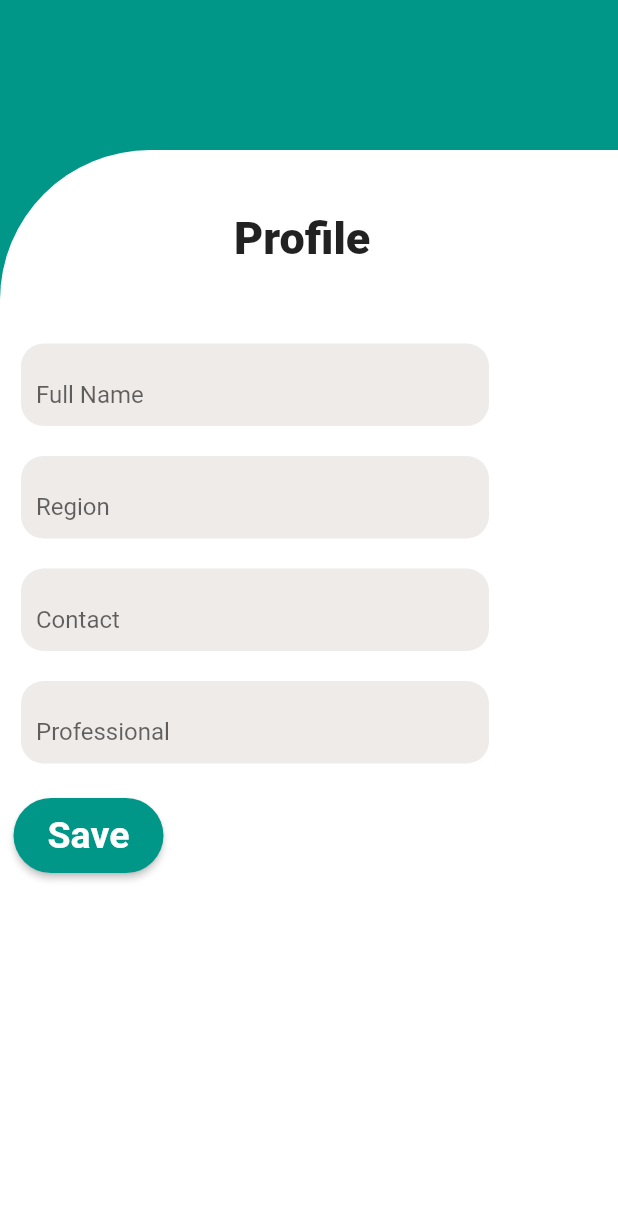
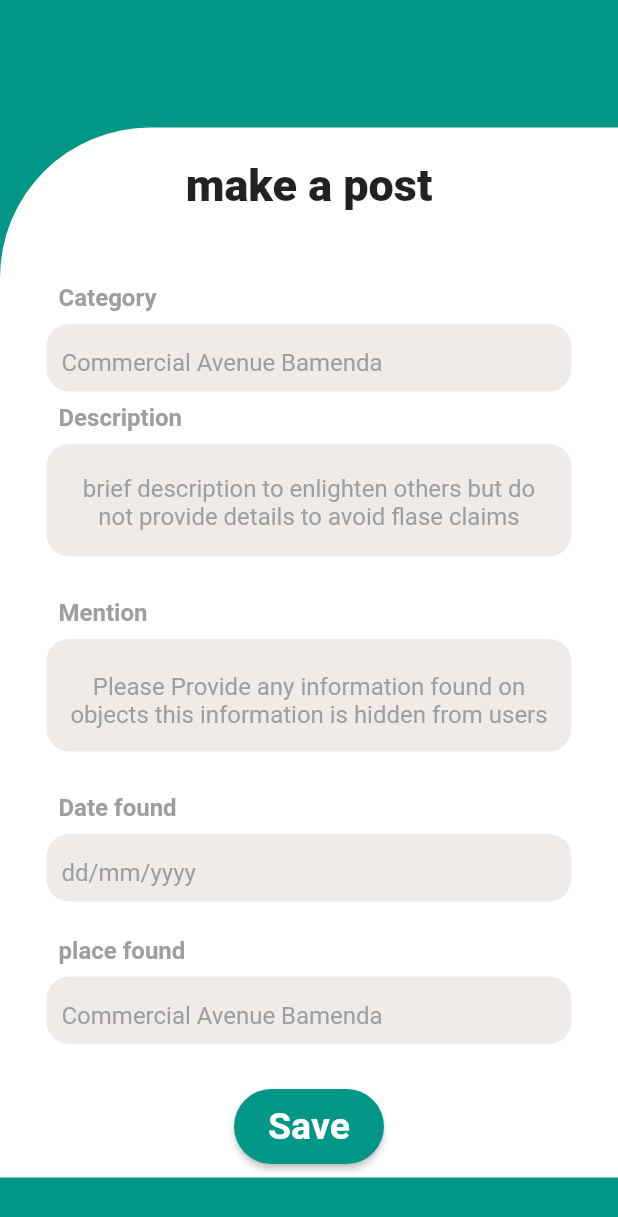
Before and after one commit to Nicodona/ifind_frontend, a Flutter app: the screen it shows after launch, on a phone screen of 412 x 824 dp. Shown: the top 1217 px of the screen. Run offline on Flutter 3.47's test engine with Material 2 defaults, Android fonts, the phone set to English and light mode, and no system bars.

Commit message:
added a new files

```diff
--- a/lib/main.dart
+++ b/lib/main.dart
@@ -2,6 +2,7 @@ import 'package:flutter/material.dart';
 import 'package:ifind_backend/authscreens/login.dart';
 import 'package:ifind_backend/authscreens/signup.dart';
 import 'package:ifind_backend/authscreens/landing.dart';
+import 'package:ifind_backend/screens/postItem.dart';
 import 'package:ifind_backend/screens/profile_upload.dart';
 
 void main() {
@@ -10,9 +11,10 @@ void main() {
     initialRoute: '/',
     routes: {
       '/login': (context) => Login(),
-      '/land': (context) => Landing(),
-      '/': (context) => Profile(),
+      '/landing': (context) => Landing(),
+      '/profile': (context) => Profile(),
       '/signup': (context) => Signup(),
+      '/': (context) => Post(),
 
     },
   ));
--- /dev/null
+++ b/lib/screens/loading.dart
@@ -0,0 +1,2 @@
+import 'package:flutter/material.dart';
+import 'package:ifind_backend/custom/borderBox.dart';
--- /dev/null
+++ b/lib/screens/postItem.dart
@@ -0,0 +1,306 @@
+import 'package:flutter/material.dart';
+import 'package:ifind_backend/custom/color.dart';
+import 'package:ifind_backend/custom/borderBox.dart';
+
+class Post extends StatefulWidget {
+  const Post({Key? key}) : super(key: key);
+
+  @override
+  State<Post> createState() => _PostState();
+}
+
+class _PostState extends State<Post> {
+  TextEditingController nameController = TextEditingController();
+  TextEditingController regionController = TextEditingController();
+  TextEditingController phoneController = TextEditingController();
+  TextEditingController professionController = TextEditingController();
+  @override
+  Widget build(BuildContext context) {
+    return  Scaffold(
+      // bottomNavigationBar: BottomNavigationBar(
+      //   backgroundColor: Colors.teal,
+      //   items: [
+      //   ],
+      //
+      // ),
+      backgroundColor: Colors.teal,
+      body:  SingleChildScrollView(
+        child: Column(
+          children: [
+            Container(
+              color: Colors.transparent,
+              height: 85.0,
+            ),
+            Container(
+              height: 700,
+              width: 1000,
+              decoration: BoxDecoration(
+                  color: Colors.white,
+                  borderRadius: BorderRadius.only(topLeft: Radius.circular(100)),
+                  border: Border.all(color: Colors.transparent)
+              ),
+              child: Column(
+                children: [
+                  Padding(
+                    padding: const EdgeInsets.symmetric(vertical: 20.0, horizontal: 111),
+                    child: Container(
+                      child: const Text("make a post",
+                        style: TextStyle(
+                            color: Colors.black87,
+                            fontWeight: FontWeight.w900,
+                            fontSize: 30
+                        ),
+                      ),
+                    ),
+
+                  ),
+                  Expanded(
+                    child: Container(
+                      child: Padding(padding: const EdgeInsets.fromLTRB(8.0, 0.0, 8.0, 0.0),
+                        child: Form(
+                          child: Container(
+                              width: 360,
+                              height: 500,
+                              decoration: BoxDecoration(
+                                  borderRadius: BorderRadius.circular(20),
+                                  color: Colors.white
+                              ),
+                              child: Padding(
+                                padding: const EdgeInsets.all(5),
+                                child:  Column(
+                                  crossAxisAlignment: CrossAxisAlignment.stretch,
+                                  mainAxisAlignment: MainAxisAlignment.start,
+                                  children: <Widget>[
+
+                                    SizedBox(height: 15.0,),
+                                    const Padding(padding:
+                                    EdgeInsets.all(8.0),
+                                      child: Text('Category',
+                                        style: TextStyle(
+                                            fontSize: 16,
+                                            color: Colors.grey,
+                                            fontWeight: FontWeight.w600
+                                        ),
+                                      ),
+                                    ),
+                                    SizedBox(
+                                      height: 45,
+                                      child: Container(
+                                        decoration: BoxDecoration(
+                                            borderRadius: BorderRadius.circular(15),
+                                            color: Colors.brown[50]
+                                        ),
+                                        padding: const EdgeInsets.fromLTRB(10, 10, 30, 0),
+                                        child: TextFormField(
+                                          obscureText: true,
+                                          controller: professionController,
+                                          decoration:  const InputDecoration(
+                                            // filled: true,
+                                            // fillColor: Colors.brown[50],
+                                              border: InputBorder.none,
+                                              hintText: 'Commercial Avenue Bamenda',
+                                              hintStyle: TextStyle(
+                                                  color: Colors.grey
+                                              )
+                                          ),
+                                        ),
+                                      ),
+                                    ),
+
+                                    const Padding(padding:
+                                    EdgeInsets.all(8.0),
+                                      child: Text('Description',
+                                      style: TextStyle(
+                                        fontSize: 16,
+                                        color: Colors.grey,
+                                        fontWeight: FontWeight.w600
+                                      ),
+                                      ),
+                                    ),
+
+
+                                    SizedBox(
+                                      height: 75,
+                                      child: Container(
+                                        decoration: BoxDecoration(
+                                            borderRadius: BorderRadius.circular(15),
+                                            color: Colors.brown[50]
+                                        ),
+                                        padding: const EdgeInsets.fromLTRB(10, 10, 10, 0),
+                                        child: TextFormField(
+                                          obscureText: false,
+                                          controller: nameController,
+                                          textAlign: TextAlign.center,
+                                          minLines: 1,
+                                          maxLines: 5,
+                                          decoration:  const InputDecoration(
+                                            border: InputBorder.none,
+                                            hintText: 'brief description to enlighten others but do not '
+                                                'provide details to avoid flase claims',
+                                            hintStyle: TextStyle(
+                                              color: Colors.grey
+                                            ),
+                                            contentPadding: EdgeInsets.all(10.0)
+                                          ),
+                                        ),
+                                      ),
+                                    ),
+
+
+                                    SizedBox(height: 20,),
+                                    const Padding(padding:
+                                    EdgeInsets.all(8.0),
+                                      child: Text('Mention',
+                                        style: TextStyle(
+                                            fontSize: 16,
+                                            color: Colors.grey,
+                                            fontWeight: FontWeight.w600
+                                        ),
+                                      ),
+                                    ),
+                                    SizedBox(
+                                      height: 75,
+                                      child: Container(
+                                        decoration: BoxDecoration(
+                                            borderRadius: BorderRadius.circular(15),
+                                            color: Colors.brown[50]
+                                        ),
+                                        padding: const EdgeInsets.fromLTRB(10, 10, 10, 0),
+                                        child: TextFormField(
+                                          textAlign: TextAlign.center,
+                                          minLines: 1,
+                                          maxLines: 5,
+                                          obscureText: false,
+                                          controller: regionController,
+                                          decoration:  const InputDecoration(
+                                            border: InputBorder.none,
+                                            hintText: 'Please Provide any information found on objects this information is hidden from users',
+                                            hintStyle: TextStyle(
+                                              color: Colors.grey
+                                            )
+                                          ),
+                                        ),
+                                      ),
+                                    ),
+
+                                    SizedBox(height: 20,),
+                                    const Padding(padding:
+                                    EdgeInsets.all(8.0),
+                                      child: Text('Date found',
+                                        style: TextStyle(
+                                            fontSize: 16,
+                                            color: Colors.grey,
+                                            fontWeight: FontWeight.w600
+                                        ),
+                                      ),
+                                    ),
+                                    SizedBox(
+                                      height: 45,
+                                      child: Container(
+                                        decoration: BoxDecoration(
+                                            borderRadius: BorderRadius.circular(15),
+                                            color: Colors.brown[50]
+                                        ),
+                                        padding: const EdgeInsets.fromLTRB(10, 10, 10, 0),
+                                        child: TextFormField(
+                                          textAlign: TextAlign.left,
+                                          obscureText: true,
+                                          controller: phoneController,
+                                          decoration:  const InputDecoration(
+                                            // filled: true,
+                                            // fillColor: Colors.brown[50],
+                                            border: InputBorder.none,
+                                            hintText: 'dd/mm/yyyy',
+                                              hintStyle: TextStyle(
+                                                  color: Colors.grey
+                                              )
+                                          ),
+                                        ),
+                                      ),
+                                    ),
+
+                                    SizedBox(height: 15.0,),
+                                    const Padding(padding:
+                                    EdgeInsets.all(8.0),
+                                      child: Text('place found',
+                                        style: TextStyle(
+                                            fontSize: 16,
+                                            color: Colors.grey,
+                                            fontWeight: FontWeight.w600
+                                        ),
+                                      ),
+                                    ),
+                                    SizedBox(
+                                      height: 45,
+                                      child: Container(
+                                        decoration: BoxDecoration(
+                                            borderRadius: BorderRadius.circular(15),
+                                            color: Colors.brown[50]
+                                        ),
+                                        padding: const EdgeInsets.fromLTRB(10, 10, 30, 0),
+                                        child: TextFormField(
+                                          obscureText: true,
+                                          controller: professionController,
+                                          decoration:  const InputDecoration(
+                                            // filled: true,
+                                            // fillColor: Colors.brown[50],
+                                            border: InputBorder.none,
+                                            hintText: 'Commercial Avenue Bamenda',
+                                            hintStyle: TextStyle(
+                                              color: Colors.grey
+                                            )
+                                          ),
+                                        ),
+                                      ),
+                                    ),
+
+
+
+                                  ],
+                                ),
+                              )
+
+                          ),
+                        ),
+                      ),
+                    ),
+                  ),
+
+                  Container(
+                    child: Padding(
+                      padding: const EdgeInsets.fromLTRB(8.0, 8.0, 8.0, 8.0),
+                      child: SizedBox(
+                          width: 100,
+                          height: 50,
+                          // padding: const EdgeInsets.fromLTRB(10, 0, 10, 0),
+                          child: ElevatedButton(
+
+                            onPressed: () {
+                              // login(emailController.text.toString(), passwordController.text.toString());
+                            },
+                            style: ElevatedButton.styleFrom(
+                              primary: Colors.teal,
+                              shape: RoundedRectangleBorder(
+                                borderRadius: BorderRadius.circular(30),
+                              ),
+
+                            ),
+                            child: const Text('Save',
+                              style: TextStyle(
+                                  fontSize: 25,
+                                  fontWeight: FontWeight.bold
+                              ),
+                            ),
+                          )
+                      ),
+                    ),
+                  ),
+                ],
+              ),
+            )
+          ],
+        ),
+      ),
+    );
+  }
+}
--- a/lib/screens/profile_upload.dart
+++ b/lib/screens/profile_upload.dart
@@ -1,4 +1,5 @@
 import 'package:flutter/material.dart';
+import 'package:ifind_backend/custom/borderBox.dart';
 
 class Profile extends StatefulWidget {
   const Profile({Key? key}) : super(key: key);
@@ -15,16 +16,22 @@ class _ProfileState extends State<Profile> {
   @override
   Widget build(BuildContext context) {
     return  Scaffold(
+      // bottomNavigationBar: BottomNavigationBar(
+      //   backgroundColor: Colors.teal,
+      //   items: [
+      //   ],
+      //
+      // ),
       backgroundColor: Colors.teal,
       body:  SingleChildScrollView(
         child: Column(
           children: [
             Container(
               color: Colors.transparent,
-              height: 100,
+              height: 85.0,
             ),
             Container(
-              height: 900,
+              height: 700,
               decoration: BoxDecoration(
                   color: Colors.white,
                   borderRadius: BorderRadius.only(topLeft: Radius.circular(100)),
@@ -36,7 +43,7 @@ class _ProfileState extends State<Profile> {
                 children: [
 
                   Padding(
-                    padding: const EdgeInsets.symmetric(vertical: 40, horizontal: 155),
+                    padding: const EdgeInsets.symmetric(vertical: 15.0, horizontal: 155),
                     child: Container(
                       child: const Text("Profile",
                         style: TextStyle(
@@ -46,9 +53,26 @@ class _ProfileState extends State<Profile> {
                         ),
                       ),
                     ),
+
+                  ),
+                  Padding(
+                    padding: const EdgeInsets.all(15.0),
+                    child: Container(
+                      child: BorderBox(
+                        width: 110,
+                        height: 120,
+                        child: IconButton(
+                          onPressed: ()=>{},
+                          icon: Icon(Icons.add_a_photo,
+                          size: 50,
+                          ),
+                        ),
+                      ),
+
+                    ),
                   ),
                   Container(
-                    child: Padding(padding: const EdgeInsets.fromLTRB(8.0, 8.0, 80.0, 0.0),
+                    child: Padding(padding: const EdgeInsets.fromLTRB(8.0, 0.0, 80.0, 0.0),
                       child: Form(
                         child: Container(
                             width: 360,
```
